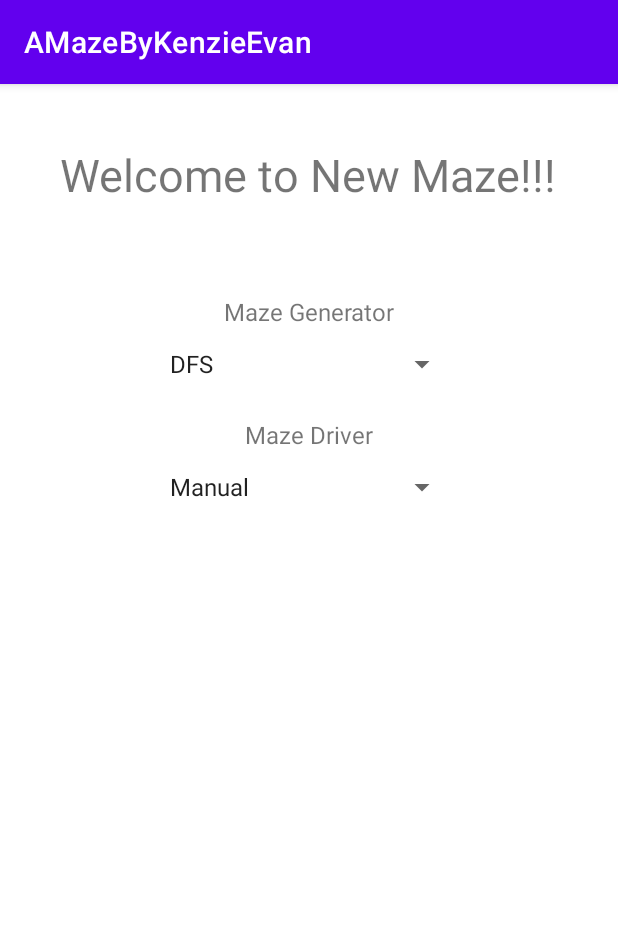
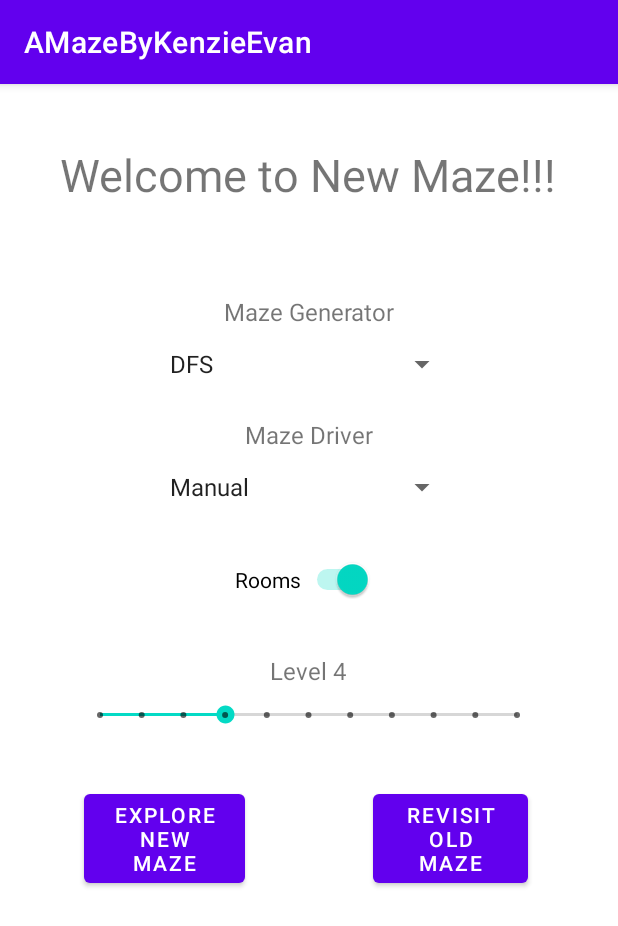
Before and after one commit to etKenzie/Maze, an Android app: the screen it shows after launch (MainActivity), on a phone screen of 412 x 824 dp. Shown: the top 926 px of the screen. Run offline under Robolectric (Android 15) with nearby library versions, the phone set to English and light mode, and no system bars.

Commit message:
Transfer Data between title and State Generating

```diff
--- a/app/src/main/java/edu/wm/cs/cs301/amazebykenzieevan/MainActivity.java
+++ b/app/src/main/java/edu/wm/cs/cs301/amazebykenzieevan/MainActivity.java
@@ -1,15 +1,30 @@
 package edu.wm.cs.cs301.amazebykenzieevan;
 
+import android.content.Intent;
 import android.os.Bundle;
 import android.view.View;
 import android.widget.AdapterView;
 import android.widget.ArrayAdapter;
+import android.widget.Button;
+import android.widget.SeekBar;
 import android.widget.Spinner;
+import android.widget.Switch;
+import android.widget.TextView;
 import android.widget.Toast;
 
 import androidx.appcompat.app.AppCompatActivity;
 
 public class MainActivity extends AppCompatActivity implements AdapterView.OnItemSelectedListener{
+    private TextView textLevel;
+    private SeekBar seekbarLevel;
+
+    private Button buttonExplore;
+    private Button buttonRevisit;
+
+    private Boolean roomState;
+    private String mazeGenerator;
+    private String mazeDriver;
+    private String Level;
 
     @Override
     protected void onCreate(Bundle savedInstanceState) {
@@ -30,13 +45,59 @@ public class MainActivity extends AppCompatActivity implements AdapterView.OnIte
         SpinnerMazeDriver.setAdapter(adapter2);
         SpinnerMazeDriver.setOnItemSelectedListener(this);
 
-        String mazeGenerator = SpinnerMazeGenerator.getItemAtPosition(SpinnerMazeGenerator.getSelectedItemPosition()).toString();
-        String mazeDriver = SpinnerMazeDriver.getItemAtPosition(SpinnerMazeDriver.getSelectedItemPosition()).toString();
 
 
+        textLevel = (TextView) findViewById(R.id.textLevel);
+        seekbarLevel = (SeekBar) findViewById(R.id.seekbarLevel);
 
+        seekbarLevel.setOnSeekBarChangeListener(new SeekBar.OnSeekBarChangeListener() {
+            @Override
+            public void onProgressChanged(SeekBar seekBar, int progress, boolean fromUser) {
+                textLevel.setText("Level " + progress);
+                // Convert TextLevel to String
+                Level = textLevel.getText().toString();
+            }
 
+            @Override
+            public void onStartTrackingTouch(SeekBar seekBar) {
 
+            }
+
+            @Override
+            public void onStopTrackingTouch(SeekBar seekBar) {
+
+            }
+        });
+
+        // Buttons to Transition to new activity
+        buttonExplore = (Button) findViewById(R.id.buttonExplore);
+        buttonRevisit = (Button) findViewById(R.id.buttonRevisit);
+
+        buttonExplore.setOnClickListener(new View.OnClickListener() {
+            @Override
+            public void onClick(View v) {
+                // Strings that keep which Maze Generator and Driver to Use
+                mazeGenerator = SpinnerMazeGenerator.getItemAtPosition(SpinnerMazeGenerator.getSelectedItemPosition()).toString();
+                mazeDriver = SpinnerMazeDriver.getItemAtPosition(SpinnerMazeDriver.getSelectedItemPosition()).toString();
+
+                // Create Boolean to check if room should be on or off.
+                Switch switchRoom = (Switch) findViewById(R.id.switchRoom);
+                roomState = switchRoom.isChecked();
+
+                openStateGenerating();
+            }
+        });
+
+    }
+
+    public void openStateGenerating() {
+        Intent intent = new Intent(this, StateGenerating.class);
+        intent.putExtra("mazeGenerator", mazeGenerator);
+        intent.putExtra("mazeDriver", mazeDriver);
+        intent.putExtra("roomState", roomState);
+        intent.putExtra("Level", Level);
+
+        startActivity(intent);
     }
 
     @Override
--- a/app/src/main/res/layout/activity_main.xml
+++ b/app/src/main/res/layout/activity_main.xml
@@ -61,9 +61,70 @@
         app:layout_constraintStart_toStartOf="parent"
         app:layout_constraintTop_toBottomOf="@+id/SpinnerMazeGenerator" />
 
+    <Switch
+        android:id="@+id/switchRoom"
+        android:layout_width="wrap_content"
+        android:layout_height="wrap_content"
+        android:layout_marginTop="24dp"
+        android:checked="true"
+        android:text="Rooms"
+        app:layout_constraintEnd_toEndOf="parent"
+        app:layout_constraintHorizontal_bias="0.49"
+        app:layout_constraintStart_toStartOf="parent"
+        app:layout_constraintTop_toBottomOf="@+id/SpinnerMazeDriver" />
+
+    <SeekBar
+        android:id="@+id/seekbarLevel"
+        style="@style/Widget.AppCompat.SeekBar.Discrete"
+        android:layout_width="310dp"
+        android:layout_height="37dp"
+        android:max="10"
+        android:progress="3"
+        app:layout_constraintEnd_toEndOf="parent"
+        app:layout_constraintHorizontal_bias="0.496"
+        app:layout_constraintStart_toStartOf="parent"
+        app:layout_constraintTop_toBottomOf="@+id/textLevel" />
+
+    <TextView
+        android:id="@+id/textLevel"
+        android:layout_width="wrap_content"
+        android:layout_height="wrap_content"
+        android:layout_marginTop="36dp"
+        android:text="Level 4"
+        android:textSize="16sp"
+        app:layout_constraintEnd_toEndOf="parent"
+        app:layout_constraintHorizontal_bias="0.498"
+        app:layout_constraintStart_toStartOf="parent"
+        app:layout_constraintTop_toBottomOf="@+id/switchRoom" />
+
+    <Button
+        android:id="@+id/buttonExplore"
+        android:layout_width="107dp"
+        android:layout_height="71dp"
+        android:layout_marginStart="56dp"
+        android:layout_marginTop="28dp"
+        android:text="Explore New Maze"
+        app:layout_constraintStart_toStartOf="parent"
+        app:layout_constraintTop_toBottomOf="@+id/seekbarLevel" />
+
+    <Button
+        android:id="@+id/buttonRevisit"
+        android:layout_width="103dp"
+        android:layout_height="71dp"
+        android:layout_marginTop="28dp"
+        android:text="Revisit Old Maze"
+        app:layout_constraintEnd_toEndOf="parent"
+        app:layout_constraintHorizontal_bias="0.586"
+        app:layout_constraintStart_toEndOf="@+id/buttonExplore"
+        app:layout_constraintTop_toBottomOf="@+id/seekbarLevel" /><![CDATA[
+
+
+
 
     "
         tools:layout_editor_absoluteX="180dp"
         tools:layout_editor_absoluteY="251dp" />
 
+
+]]>
 </androidx.constraintlayout.widget.ConstraintLayout>
--- a/app/src/main/res/values/strings.xml
+++ b/app/src/main/res/values/strings.xml
@@ -16,4 +16,6 @@
         <item>Wizard</item>
         <item>WallFollower</item>
     </string-array>
+
+
 </resources>
```
Also changed, not shown: app/src/main/java/edu/wm/cs/cs301/amazebykenzieevan/StateGenerating.java (+12 -0 lines), app/src/main/res/layout/activity_state_generating.xml (+12 -0 lines).
